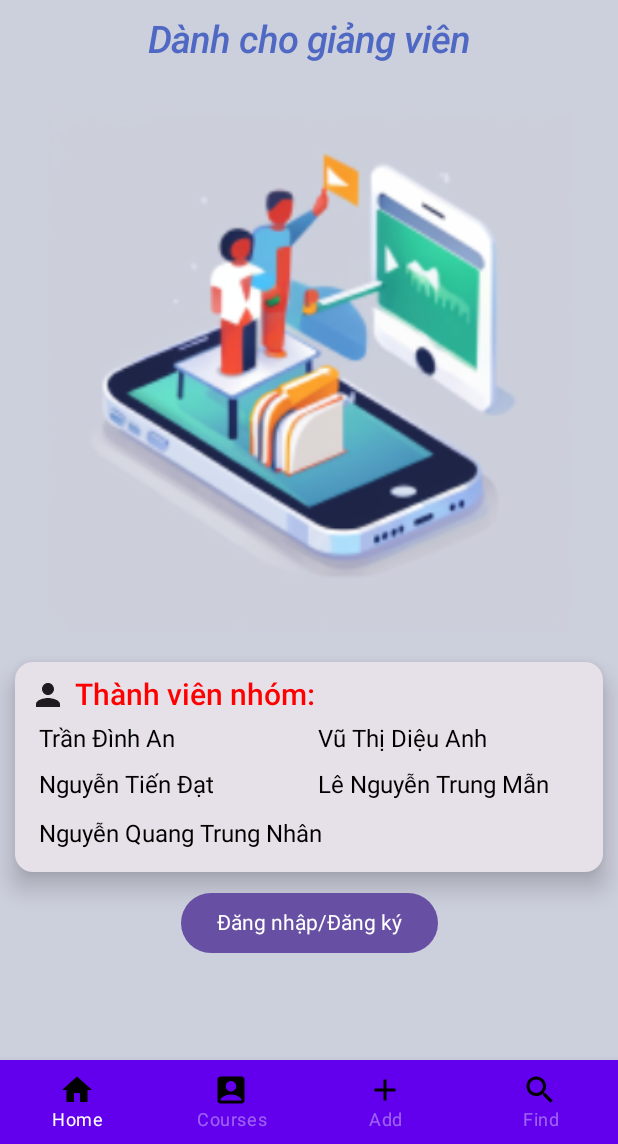
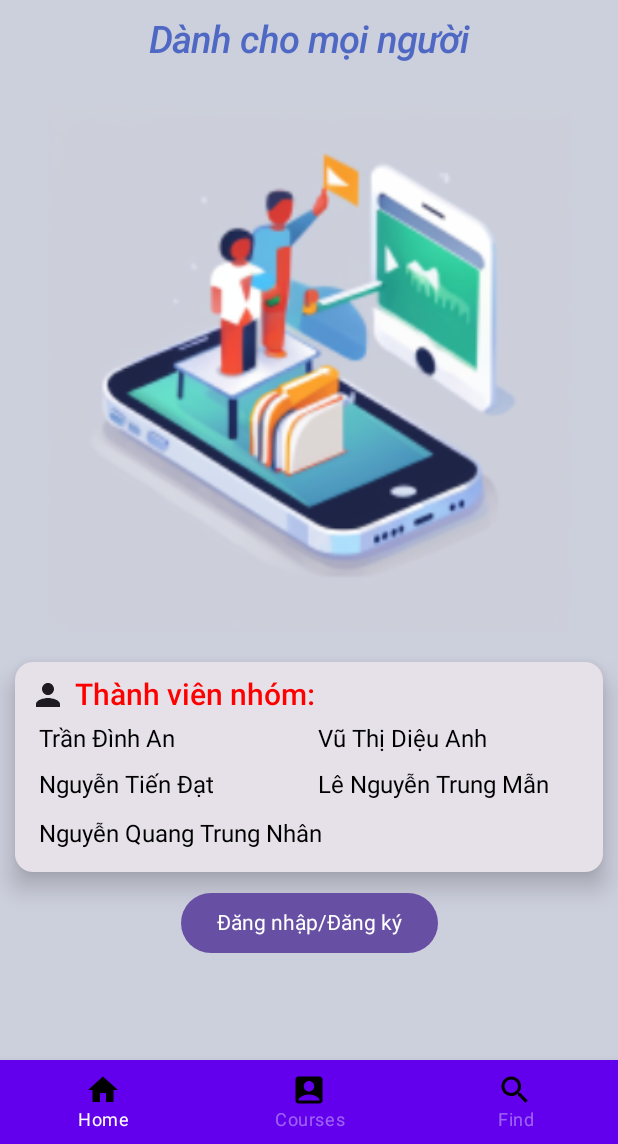
Before and after one commit to slothbelphegor/android-coursemanagement, an Android app built with Jetpack Compose: the screen it shows after launch (MainActivity), on a phone screen of 412 x 824 dp, the part 92-1236 px from its top. Run offline under Robolectric (Android 15) with nearby library versions, the phone set to English and light mode, and no system bars; libraries missing offline, so code that uses them is left out: com.auth0.jwt; 1 statement that could not run was skipped.

Commit message:
Add function is now only available to admin accounts

```diff
--- a/app/build.gradle
+++ b/app/build.gradle
@@ -79,4 +79,8 @@ dependencies {
 
     //load image
     implementation 'io.coil-kt:coil-compose:2.4.0'
+
+    //jwt decode
+    implementation 'com.auth0:java-jwt:3.18.2'
+
 }
--- a/app/src/main/java/com/example/qlkhoahoc/api/ApiClient.kt
+++ b/app/src/main/java/com/example/qlkhoahoc/api/ApiClient.kt
@@ -23,7 +23,7 @@ object ApiClient {
         }
     }.build()
     // IP address của API
-    private const val BASE_URL = "http://192.168.1.14:3000"
+    private const val BASE_URL = "http://192.168.1.5:3000"
     // thiết lập kết nối đến API
     private val retrofit: Retrofit = Retrofit.Builder()
         .baseUrl(BASE_URL)
--- a/app/src/main/java/com/example/qlkhoahoc/methods/addCourse.kt
+++ b/app/src/main/java/com/example/qlkhoahoc/methods/addCourse.kt
@@ -22,6 +22,9 @@ fun addCourse(token: String, course: CourseAdd, callback: (Boolean) -> Unit) {
                     callback.invoke(true)
                 } else {
                     Log.d("Add", "Failed Response: ${response.errorBody()?.string()}")
+                    if (responseBody != null) {
+                        Log.d("Status?",responseBody.status)
+                    }
                     callback.invoke(false)
                 }
             } else {
--- a/app/src/main/java/com/example/qlkhoahoc/methods/category/getAllCategories.kt
+++ b/app/src/main/java/com/example/qlkhoahoc/methods/category/getAllCategories.kt
@@ -20,6 +20,7 @@ fun getAllCategories(callback: (MutableList<Category>) -> Unit) {
                 response.body()?.let {
                     list = it as MutableList<Category>
                 }
+                Log.d("number of courses", list.size.toString())
                 callback.invoke(list)
             } else {
                 Log.d("Check", "Check in else")
--- /dev/null
+++ b/app/src/main/java/com/example/qlkhoahoc/model/TokenData.kt
@@ -0,0 +1,29 @@
+package com.example.qlkhoahoc.model
+
+import com.auth0.jwt.JWT
+import com.auth0.jwt.algorithms.Algorithm
+import com.auth0.jwt.interfaces.DecodedJWT
+import android.content.Context
+
+data class TokenData(
+    val userId: String,
+    val username: String,
+    val roleId: Int,
+)
+
+fun decodeJWT(token: String): TokenData? {
+    return try {
+        val algorithm = Algorithm.HMAC256("daylabimatgiuachungtanhehihihi")
+        val verifier = JWT.require(algorithm).build()
+        val jwt: DecodedJWT = verifier.verify(token)
+
+        TokenData(
+            userId = jwt.getClaim("userId").asString(),
+            username = jwt.getClaim("username").asString(),
+            roleId = jwt.getClaim("role_id").asInt()
+        )
+    } catch (e: Exception) {
+        e.printStackTrace()
+        null
+    }
+}
--- a/app/src/main/java/com/example/qlkhoahoc/screens/HomeScreen.kt
+++ b/app/src/main/java/com/example/qlkhoahoc/screens/HomeScreen.kt
@@ -1,5 +1,6 @@
 package com.example.qlkhoahoc.screens
 
+import android.util.Log
 import androidx.compose.runtime.Composable
 import androidx.compose.ui.tooling.preview.Preview
 
@@ -20,6 +21,7 @@ import androidx.compose.material3.*
 
 import androidx.compose.ui.graphics.Color
 import androidx.compose.ui.layout.ContentScale
+import androidx.compose.ui.platform.LocalContext
 import androidx.compose.ui.res.painterResource
 import androidx.compose.ui.res.stringResource
 import androidx.compose.ui.text.TextStyle
@@ -31,7 +33,11 @@ import androidx.compose.ui.unit.sp
 import androidx.navigation.NavHostController
 import androidx.navigation.compose.rememberNavController
 import com.example.qlkhoahoc.R
+import com.example.qlkhoahoc.methods.auth.TokenManager
+import com.example.qlkhoahoc.model.TokenData
+import com.example.qlkhoahoc.model.decodeJWT
 import com.example.qlkhoahoc.ui.theme.backgroundColor
+
 
 val members1: List<String> = listOf(
     "Trần Đình An",
@@ -61,7 +67,18 @@ fun AuthorRow(value: String) {
 
 @Composable
 fun HomeScreen(navController: NavHostController) {
-
+    val context = LocalContext.current
+    val token = TokenManager.getToken(context).toString()
+    val tokenData = decodeJWT(token)
+    tokenData?.let {
+        Log.d("Token Data", "userId: ${it.userId}, username: ${it.username}, roleId: ${it.roleId}")
+        Text(text = "UserId: ${it.userId}")
+        Text(text = "Username: ${it.username}")
+        Text(text = "RoleId: ${it.roleId}")
+    } ?: run {
+        Log.d("Token Data", "Invalid token")
+        Text(text = "Invalid token")
+    }
     Box(
         modifier = Modifier
             .fillMaxSize()
@@ -70,7 +87,7 @@ fun HomeScreen(navController: NavHostController) {
 
     ) {
         Column {
-            DetailSection()
+            DetailSection(tokenData)
             ImageSection()
             AuthorSection()
             Button( onClick = { navController.navigate("login") },
@@ -149,7 +166,7 @@ fun AuthorSection() {
 
 
 @Composable
-fun DetailSection() {
+fun DetailSection(tokenData: TokenData?) {
 //    Card(
 //        modifier = Modifier
 //            .padding(10.dp)
@@ -181,8 +198,9 @@ fun DetailSection() {
             modifier = Modifier.fillMaxWidth(),
             horizontalArrangement = Arrangement.Center
         ) {
+            val displayText = tokenData?.username?.let { "Xin chào, $it!" } ?: "Dành cho mọi người"
             Text(
-                text = "Dành cho giảng viên",
+                text = displayText,
                 fontSize = 25.sp,
                 fontWeight = FontWeight.SemiBold,
                 color = Color(79, 104, 196),
--- a/app/src/main/java/com/example/qlkhoahoc/screens/MainScreen.kt
+++ b/app/src/main/java/com/example/qlkhoahoc/screens/MainScreen.kt
@@ -3,8 +3,8 @@ package com.example.qlkhoahoc.screens
 import androidx.compose.foundation.layout.RowScope
 import androidx.compose.material.*
 import androidx.compose.material3.Icon
-import androidx.compose.runtime.Composable
-import androidx.compose.runtime.getValue
+import androidx.compose.runtime.*
+import androidx.compose.ui.platform.LocalContext
 import androidx.compose.ui.tooling.preview.Preview
 import androidx.navigation.NavDestination
 import androidx.navigation.NavDestination.Companion.hierarchy
@@ -14,6 +14,8 @@ import androidx.navigation.compose.currentBackStackEntryAsState
 import androidx.navigation.compose.rememberNavController
 import com.example.qlkhoahoc.BottomBarScreen
 import com.example.qlkhoahoc.BottomNavGraph
+import com.example.qlkhoahoc.methods.auth.TokenManager
+import com.example.qlkhoahoc.model.decodeJWT
 
 @Composable
 fun MainScreen() {
@@ -31,11 +33,21 @@ fun MainScreen() {
 // vẽ bottom bar (gồm có 4 icon để gọi 4 màn hình)
 @Composable
 fun BottomBar(navController: NavHostController) {
+    val context = LocalContext.current
+    val token = TokenManager.getToken(context).toString()
+    val tokenData = decodeJWT(token)
+    val roleId = remember { mutableStateOf(0) }
+
+    LaunchedEffect(token) {
+        if (tokenData != null) {
+            roleId.value = tokenData.roleId
+        }
+    }
     //danh sách các màn hình
     val screens = listOf(
         BottomBarScreen.Home,
         BottomBarScreen.Courses,
-        BottomBarScreen.AddCourse,
+        if (roleId.value == 1) BottomBarScreen.AddCourse else null,
         BottomBarScreen.Find,
     )
     // biến nhớ vị trí của màn hình nào
@@ -44,11 +56,12 @@ fun BottomBar(navController: NavHostController) {
     val currentDestination = navBackStackEntry?.destination
     // vẽ các icon cho bottom bar
     BottomNavigation() {
-        screens.forEach { scr ->
+        screens.filterNotNull().forEach { scr ->
             AddItem(
                 screen = scr,
                 currentDestination = currentDestination,
-                navController = navController)
+                navController = navController
+            )
         }
     }
 
--- a/app/src/main/java/com/example/qlkhoahoc/screens/course/AddScreen.kt
+++ b/app/src/main/java/com/example/qlkhoahoc/screens/course/AddScreen.kt
@@ -32,7 +32,6 @@ fun AddScreen() {
     val context = LocalContext.current
     val tk: String = "Bearer " + TokenManager.getToken(context).toString()
     Log.d("Token: ", tk)
-
     Box(
         modifier = Modifier
             .fillMaxSize()
--- a/app/src/main/java/com/example/qlkhoahoc/screens/course/CoursesScreen.kt
+++ b/app/src/main/java/com/example/qlkhoahoc/screens/course/CoursesScreen.kt
@@ -99,7 +99,6 @@ fun showCourses(list: MutableList<Course>,navController: NavHostController) {
         categoryMap = categories.associateBy({ it.categoryId!! }, { it.categoryName!! })
     }
 
-
     LazyColumn(
         contentPadding = PaddingValues(all = 6.dp),
         verticalArrangement = Arrangement.spacedBy(2.dp)
@@ -110,7 +109,7 @@ fun showCourses(list: MutableList<Course>,navController: NavHostController) {
                 courseColors[colorIndex],
                 categoryMap,
                 navController,
-                onClick = { navController.navigate("editCourse/${course.courseId}") })
+                onClick = {  })
                 colorIndex = (colorIndex + 1) % courseColors.size
         }
     }
@@ -172,9 +171,7 @@ fun showCourses(list: MutableList<Course>,navController: NavHostController) {
                             contentAlignment = Alignment.CenterEnd
                         ) {
                             IconButton(onClick = {
-
                                 val bgColorLong = bgColor.value.toLong()
-
                                 navController.navigate("course_detail/${course.courseId}/$bgColorLong/$categoryName")
                             }) {
                                 Icon(
--- a/app/src/main/res/values/strings.xml
+++ b/app/src/main/res/values/strings.xml
@@ -10,6 +10,6 @@
     <string name="showallcourses">All Courses</string>
     <string name="addcourse">New Course</string>
     <string name="findcourse">Find Course</string>
-    <string name="URL_API">http://192.168.1.14</string>
+    <string name="URL_API">http://192.168.1.5</string>
     <string name="PORT">3000</string>
 </resources>
```
Also changed, not shown: app/src/main/java/com/example/qlkhoahoc/screens/course/EditCourseScreen.kt (+5 -6 lines).
